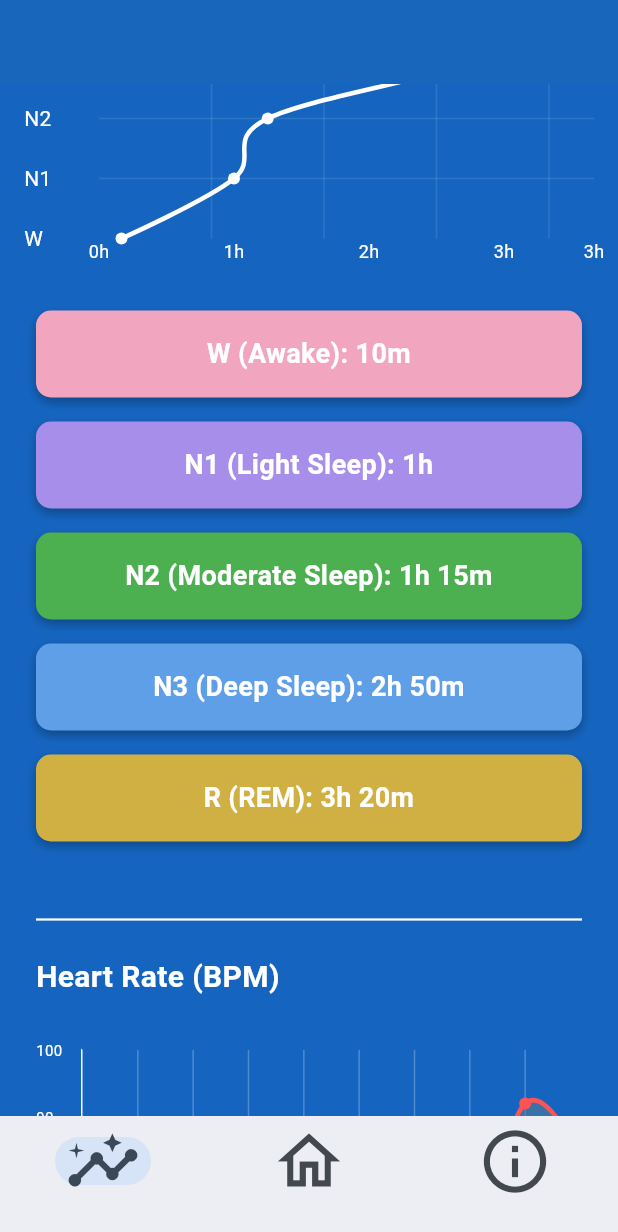
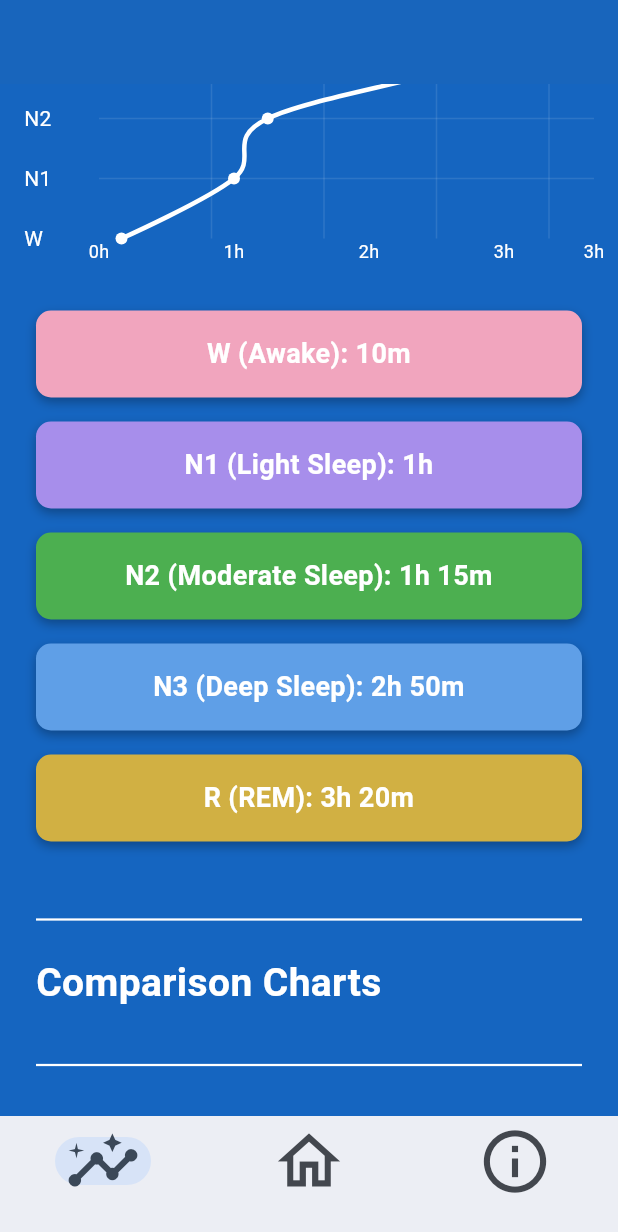
Before and after one commit to AdrienneChiu/AI-SleepAppTracker, a Flutter app: the screen it shows after launch, scrolled down 306 dp, on a phone screen of 412 x 824 dp. Shown: the top 1232 px of the screen. Run offline on Flutter 3.47's test engine with Material 3 defaults, Android fonts, the phone set to English and light mode, and no system bars; drawn by our look-alikes of fl_chart.

Commit message:
insights page - removed graphs for heartRate and EEG

```diff
--- a/lib/Insights Page/insights_page.dart
+++ b/lib/Insights Page/insights_page.dart
@@ -3,9 +3,7 @@ import 'package:flutter/material.dart';
 import 'package:intl/intl.dart';
 import 'package:fl_chart/fl_chart.dart';
 import 'heart_rate_chart.dart';
-
-
-
+import 'EEG_chart.dart';
 import 'date_selector.dart';
 import 'line_chart.dart';
 import 'insight_box.dart';
@@ -22,6 +20,21 @@ class _InsightsPageState extends State<InsightsPage> {
 
   final List<int> durationsInMinutes = [10, 60, 75, 170, 200];
 
+    // Sample EEG data
+    final List<FlSpot> eegData = [
+    FlSpot(0, 10),
+    FlSpot(1, -20),
+    FlSpot(2, 50),
+    FlSpot(3, -60),
+    FlSpot(4, 80),
+    FlSpot(5, -40),
+    FlSpot(6, 30),
+    FlSpot(7, -10),
+    FlSpot(8, 20),
+    FlSpot(9, 0),
+  ];
+
+  // Sample heart rate data
   final List<FlSpot> heartRateData = [
     FlSpot(0, 70),
     FlSpot(1, 74),
@@ -34,7 +47,6 @@ class _InsightsPageState extends State<InsightsPage> {
     FlSpot(8, 92),
     FlSpot(9, 85),
   ];
-
 
 
   final List<String> stageNames = [
@@ -101,7 +113,6 @@ class _InsightsPageState extends State<InsightsPage> {
           child: Column(
             children: [
               const SizedBox(height: 40),
-
               const Text(
                 "Sleep Insights",
                 style: TextStyle(
@@ -113,6 +124,7 @@ class _InsightsPageState extends State<InsightsPage> {
               ),
               const SizedBox(height: 10),
 
+              //Select Date Functionality
               GestureDetector(
                 onTap: _pickDate,
                 child: Padding(
@@ -158,6 +170,7 @@ class _InsightsPageState extends State<InsightsPage> {
               ),
               const SizedBox(height: 20),
 
+              //First White Divider
               const Padding(
                 padding: EdgeInsets.symmetric(horizontal: 24, vertical: 16),
                 child: Divider(
@@ -166,14 +179,15 @@ class _InsightsPageState extends State<InsightsPage> {
                 ),
               ),
 
+              // Title for Other Charts
               const Padding(
                 padding: EdgeInsets.symmetric(horizontal: 24.0),
                 child: Align(
                 alignment: Alignment.centerLeft,
                  child: Text(
-                  "Heart Rate (BPM)",
+                   "Comparison Charts",
                    style: TextStyle(
-                  fontSize: 20,
+                   fontSize: 26,
                    fontWeight: FontWeight.bold,
                    color: Colors.white,
                  ),
@@ -181,8 +195,23 @@ class _InsightsPageState extends State<InsightsPage> {
             ),
           ),
            const SizedBox(height: 12),
-          HeartRateChart(heartRateData: heartRateData),
-          const SizedBox(height: 32),
+          //EEGChart(eegData: eegData), //Build EEG Chart into insights Page
+
+          // Second White Divider
+          const Padding(
+                padding: EdgeInsets.symmetric(horizontal: 24, vertical: 16),
+                child: Divider(
+                  color: Colors.white,
+                  thickness: 1.5,
+                ),
+              ),
+
+          //HeartRateChart(heartRateData: heartRateData), //Build HeartRate Chart into insights Page
+          const SizedBox(height: 10),
+
+
+
+
             ],
           ),
         ),
```
Also changed, not shown: lib/Insights Page/EEG_chart.dart (added, +103 -0 lines), lib/Insights Page/heart_rate_chart.dart (+8 -8 lines), lib/Insights Page/sleep_stage_comparison_chart.dart (added). Lines whose indentation alone changed are shown as unchanged.
